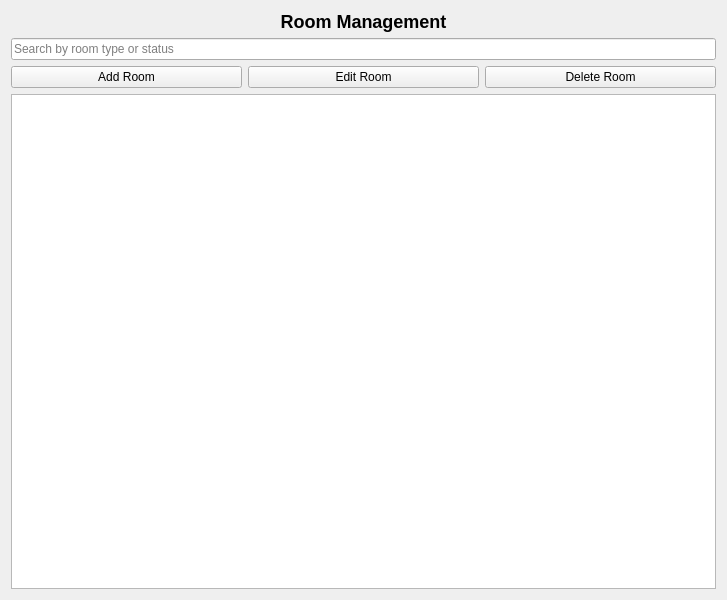
Old version of the form rooms.ui in the repository WeWeBunnyX/HotelReservationSQL_Application.
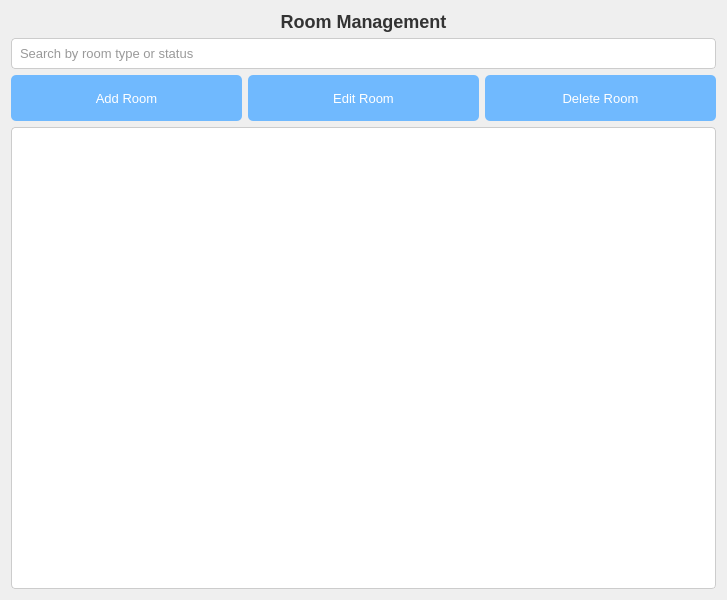
New version of the form.

Patch:
```diff
--- a/rooms.ui
+++ b/rooms.ui
@@ -13,6 +13,93 @@
   <property name="windowTitle">
    <string>Rooms</string>
   </property>
+  <property name="styleSheet">
+   <string notr="true">RoomsModule {
+    background-color: #f0f0f0;
+    color: #333333;
+    font-family: 'Segoe UI', Arial, sans-serif;
+    font-size: 13px;
+}
+
+QLabel {
+    font-size: 14px;
+    color: #333333;
+}
+
+QLabel[styleSheet*=&quot;font-weight: bold&quot;] {
+    font-size: 18px;
+    font-weight: bold;
+}
+
+QPushButton {
+    background-color: #70B9FE;
+    color: #ffffff;
+    border: none;
+    border-radius: 5px;
+    padding: 8px 15px;
+    font-size: 13px;
+    min-height: 30px;
+    min-width: 100px;
+}
+
+QPushButton:hover {
+    background-color: #5aa9fe;
+}
+
+QPushButton:pressed {
+    background-color: #4a99fe;
+}
+
+QLineEdit {
+    background-color: #ffffff;
+    border: 1px solid #cccccc;
+    border-radius: 4px;
+    padding: 6px;
+    font-size: 13px;
+    color: #333333;
+}
+
+QLineEdit:focus {
+    border-color: #70B9FE;
+    box-shadow: 0 0 5px rgba(112, 185, 254, 0.5);
+}
+
+QLineEdit[placeholderText] {
+    color: #788596;
+}
+
+QTableView {
+    background-color: #ffffff;
+    border: 1px solid #cccccc;
+    border-radius: 4px;
+    gridline-color: #e6e6e6;
+    font-size: 12px;
+    color: #333333;
+    min-height: 400px;
+}
+
+QTableView::item {
+    padding: 4px;
+}
+
+QTableView::item:selected {
+    background-color: #70B9FE;
+    color: #ffffff;
+}
+
+QHeaderView::section {
+    background-color: #e6e6e6;
+    border: none;
+    padding: 6px;
+    font-size: 13px;
+    font-weight: bold;
+    color: #333333;
+}
+
+QHeaderView::section:hover {
+    background-color: #d6d6d6;
+}</string>
+  </property>
   <layout class="QVBoxLayout" name="verticalLayout">
    <item>
     <widget class="QLabel" name="titleLabel">
```
